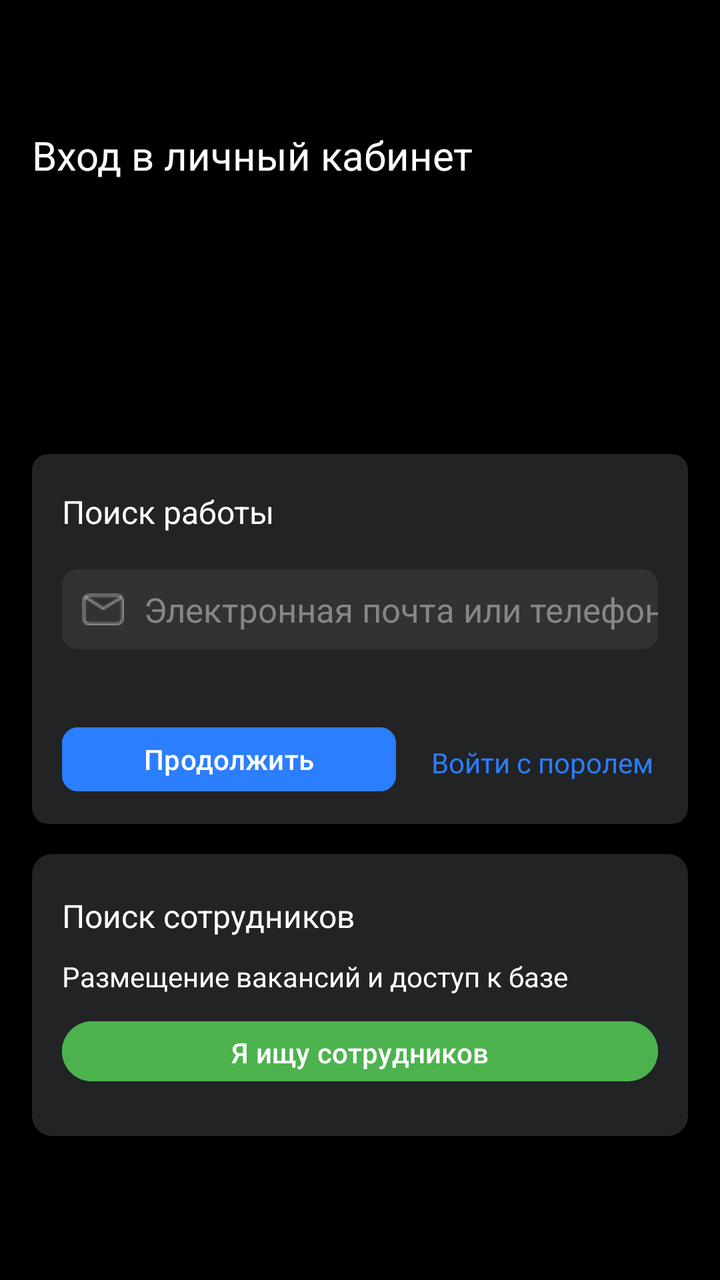
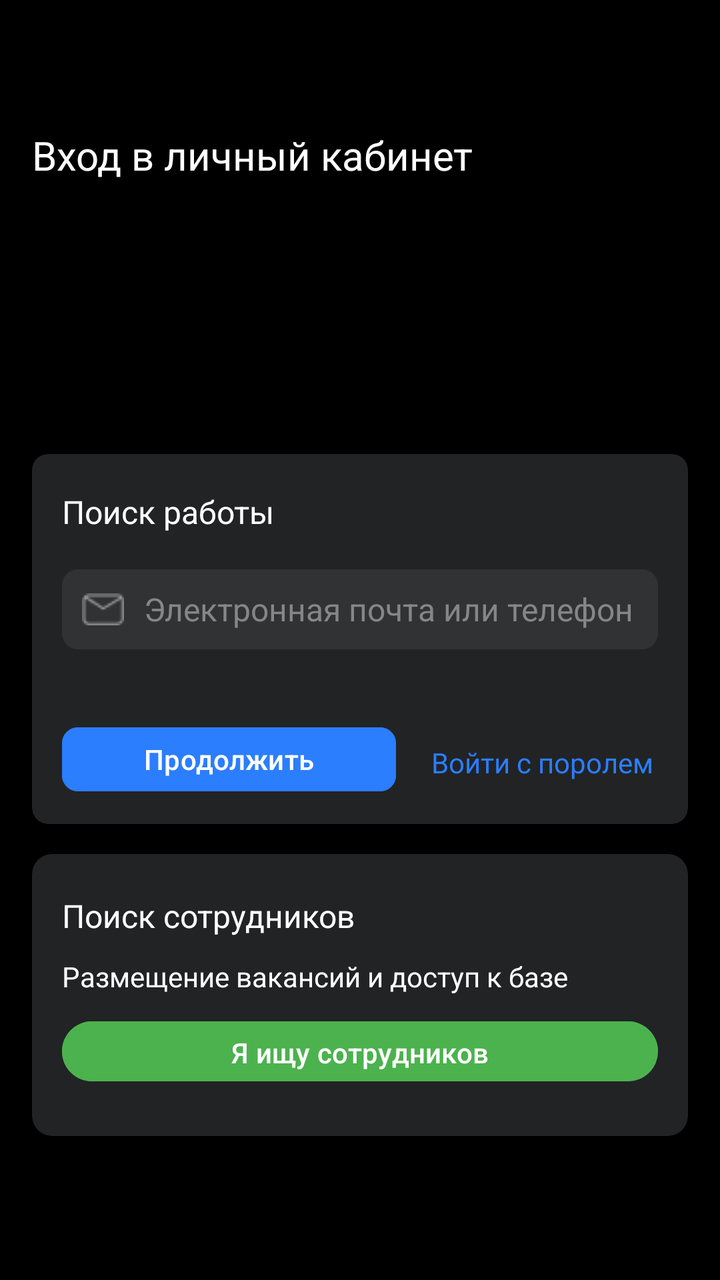

The first picture is an Android layout as it rendered before a commit; the second is the same layout after the commit. The layout source and the unified diff follow.
<!-- AndroidManifest.xml: application theme Theme.JobSearchApp -->
<!-- res/layout/fragment_login_screen.xml -->
<?xml version="1.0" encoding="utf-8"?>
<androidx.constraintlayout.widget.ConstraintLayout xmlns:android="http://schemas.android.com/apk/res/android"
    xmlns:app="http://schemas.android.com/apk/res-auto"
    xmlns:tools="http://schemas.android.com/tools"
    android:layout_width="match_parent"
    android:layout_height="match_parent"
    android:background="@color/black"
    app:circularflow_radiusInDP="100dp"
    tools:context=".presentation.authorization.LoginScreen">

    <TextView
        android:id="@+id/tvEnterAcc"
        android:layout_width="wrap_content"
        android:layout_height="wrap_content"
        android:layout_marginStart="16dp"
        android:layout_marginTop="64dp"
        android:text="@string/login_to_your_personal_account"
        android:textColor="@color/white"
        android:textSize="20sp"
        app:layout_constraintStart_toStartOf="parent"
        app:layout_constraintTop_toTopOf="parent" />

    <androidx.cardview.widget.CardView
        android:layout_width="0dp"
        android:layout_height="185dp"
        android:layout_marginStart="16dp"
        android:layout_marginTop="227dp"
        android:layout_marginEnd="16dp"
        android:backgroundTint="@color/grey1"
        android:paddingLeft="16dp"
        android:paddingRight="16dp"
        app:cardCornerRadius="8dp"
        app:circularflow_radiusInDP="8dp"
        app:layout_constraintEnd_toEndOf="parent"
        app:layout_constraintStart_toStartOf="parent"
        app:layout_constraintTop_toTopOf="parent">

        <androidx.constraintlayout.widget.ConstraintLayout
            android:layout_width="match_parent"
            android:layout_height="match_parent">

            <TextView
                android:id="@+id/tvSearchJob"
                android:layout_width="wrap_content"
                android:layout_height="wrap_content"
                android:layout_marginStart="15dp"
                android:layout_marginTop="18dp"
                android:text="@string/job_search"
                android:textColor="@color/white"
                android:textSize="16sp"
                app:layout_constraintStart_toStartOf="parent"
                app:layout_constraintTop_toTopOf="parent" />

            <EditText
                android:id="@+id/edEmail"
                android:layout_width="0dp"
                android:layout_height="40dp"
                android:layout_marginTop="18dp"
                android:layout_marginEnd="15dp"
                android:background="@drawable/radius_edittext"
                android:drawablePadding="10dp"
                android:paddingLeft="10dp"
                android:backgroundTint="@color/grey2"
                android:drawableStart="@drawable/email1x"
                android:ems="10"
                android:hint="@string/email_or_phone"
                android:inputType="text"
                android:textColor="@color/grey5"
                android:textColorHint="@color/grey3"
                android:textSize="17sp"
                app:circularflow_defaultRadius="100dp"
                app:layout_constraintCircleRadius="100dp"
                app:layout_constraintEnd_toEndOf="parent"
                app:layout_constraintStart_toStartOf="@+id/tvSearchJob"
                app:layout_constraintTop_toBottomOf="@+id/tvSearchJob" />

            <ImageView
                android:id="@+id/imEmailClean"
                android:layout_width="30dp"
                android:layout_height="30dp"
                android:layout_marginTop="65dp"
                android:layout_marginEnd="16dp"
                android:clickable="true"
                android:src="@drawable/email_clean"
                android:visibility="gone"
                app:layout_constraintEnd_toEndOf="parent"
                app:layout_constraintTop_toTopOf="parent" />

            <Button
                android:id="@+id/bContinue"
                android:layout_width="167dp"
                android:layout_height="40dp"
                android:layout_marginTop="35dp"
                android:backgroundTint="@color/blue"
                android:clickable="false"
                android:text="@string/log_in_continue"
                android:textColor="@color/white"
                app:cornerRadius="8dp"
                app:layout_constraintStart_toStartOf="@+id/edEmail"
                app:layout_constraintTop_toBottomOf="@+id/edEmail" />

            <TextView
                android:id="@+id/tvEnterWPass"
                android:layout_width="wrap_content"
                android:layout_height="wrap_content"
                android:layout_marginTop="12dp"
                android:clickable="true"
                android:text="@string/log_in_with_pass"
                android:textColor="@color/blue"
                android:textSize="14sp"
                app:layout_constraintEnd_toEndOf="parent"
                app:layout_constraintStart_toEndOf="@+id/bContinue"
                app:layout_constraintTop_toTopOf="@+id/bContinue" />

            <TextView
                android:id="@+id/tvErrorEmail"
                android:layout_width="wrap_content"
                android:layout_height="wrap_content"
                android:text="@string/incorrect_email"
                android:textColor="@color/red"
                android:textSize="14sp"
                android:visibility="gone"
                app:layout_constraintBottom_toTopOf="@+id/bContinue"
                app:layout_constraintStart_toStartOf="@+id/edEmail"
                app:layout_constraintTop_toBottomOf="@+id/edEmail" />


        </androidx.constraintlayout.widget.ConstraintLayout>
    </androidx.cardview.widget.CardView>

    <androidx.cardview.widget.CardView
        android:layout_width="0dp"
        android:layout_height="141dp"
        android:layout_marginStart="16dp"
        android:layout_marginTop="427dp"
        android:layout_marginEnd="16dp"
        android:backgroundTint="@color/grey1"
        android:paddingLeft="16dp"
        android:paddingRight="16dp"
        app:cardCornerRadius="10dp"
        app:circularflow_radiusInDP="10dp"
        app:layout_constraintEnd_toEndOf="parent"
        app:layout_constraintHorizontal_bias="0.0"
        app:layout_constraintStart_toStartOf="parent"
        app:layout_constraintTop_toTopOf="parent">

        <androidx.constraintlayout.widget.ConstraintLayout
            android:layout_width="match_parent"
            android:layout_height="match_parent">

            <TextView
                android:id="@+id/tvSearchEmployees"
                android:layout_width="wrap_content"
                android:layout_height="wrap_content"
                android:layout_marginStart="15dp"
                android:layout_marginTop="20dp"
                android:text="@string/employees_search"
                android:textColor="@color/white"
                android:textSize="16sp"
                app:layout_constraintStart_toStartOf="parent"
                app:layout_constraintTop_toTopOf="parent" />

            <TextView
                android:id="@+id/tvPostingVacancies"
                android:layout_width="0dp"
                android:layout_height="18dp"
                android:layout_marginTop="10dp"
                android:layout_marginEnd="15dp"
                android:text="@string/posting_vacancies"
                android:textColor="@color/white"
                android:textSize="14sp"
                app:layout_constraintEnd_toEndOf="parent"
                app:layout_constraintStart_toStartOf="@+id/tvSearchEmployees"
                app:layout_constraintTop_toBottomOf="@+id/tvSearchEmployees" />

            <Button
                android:id="@+id/button2"
                android:layout_width="0dp"
                android:layout_height="38dp"
                android:layout_marginTop="10dp"
                android:backgroundTint="@color/green"
                android:text="@string/i_search_employees"
                android:textColor="@color/white"
                app:layout_constraintEnd_toEndOf="@+id/tvPostingVacancies"
                app:layout_constraintStart_toStartOf="@+id/tvPostingVacancies"
                app:layout_constraintTop_toBottomOf="@+id/tvPostingVacancies" />
        </androidx.constraintlayout.widget.ConstraintLayout>
    </androidx.cardview.widget.CardView>
</androidx.constraintlayout.widget.ConstraintLayout>
<!-- resources referenced by this layout -->
<resources>
  <color name="black">#FF000000</color>
  <color name="blue">#2B7EFE</color>
  <color name="green">#4CB24E</color>
  <color name="grey1">#222325</color>
  <color name="grey2">#313234</color>
  <color name="grey3">#858688</color>
  <color name="grey5">#DBDBDB</color>
  <color name="red">#FF0000</color>
  <color name="white">#FFFFFFFF</color>
  <!-- drawable email1x: png bitmap (drawable, 395 bytes) -->
  <!-- drawable email_clean: png bitmap (drawable, 388 bytes) -->
  <!-- drawable radius_edittext (drawable) -->
  <?xml version="1.0" encoding="utf-8"?>
  <shape xmlns:android="http://schemas.android.com/apk/res/android"
      android:shape="rectangle">
  
      <corners android:radius="8dp"/> 
  
      <solid android:color="#313234"/> 
  
      
  </shape>
  <string name="email_or_phone">Электронная почта или телефон</string>
  <string name="employees_search">Поиск сотрудников</string>
  <string name="i_search_employees">Я ищу сотрудников</string>
  <string name="incorrect_email">Вы ввели неверный e-mail</string>
  <string name="job_search">Поиск работы</string>
  <string name="log_in_continue">Продолжить</string>
  <string name="log_in_with_pass">Войти с поролем</string>
  <string name="login_to_your_personal_account">Вход в личный кабинет</string>
  <string name="posting_vacancies">Размещение вакансий и доступ к базе резюме</string>
  <style name="Theme.JobSearchApp" parent="Base.Theme.JobSearchApp" />
  <style name="Base.Theme.JobSearchApp" parent="Theme.Material3.DayNight.NoActionBar">
          
          
          <item name="colorPrimary">@color/grey2 </item>
  
      </style>
</resources>

<!-- the commit's change to res/layout/fragment_login_screen.xml (unified diff, before → after) -->
@@ -58,16 +58,16 @@
                 android:layout_marginTop="18dp"
                 android:layout_marginEnd="15dp"
                 android:background="@drawable/radius_edittext"
-                android:drawablePadding="10dp"
-                android:paddingLeft="10dp"
                 android:backgroundTint="@color/grey2"
                 android:drawableStart="@drawable/email1x"
+                android:drawablePadding="10dp"
                 android:ems="10"
                 android:hint="@string/email_or_phone"
                 android:inputType="text"
+                android:paddingLeft="10dp"
                 android:textColor="@color/grey5"
                 android:textColorHint="@color/grey3"
-                android:textSize="17sp"
+                android:textSize="16sp"
                 app:circularflow_defaultRadius="100dp"
                 app:layout_constraintCircleRadius="100dp"
                 app:layout_constraintEnd_toEndOf="parent"
